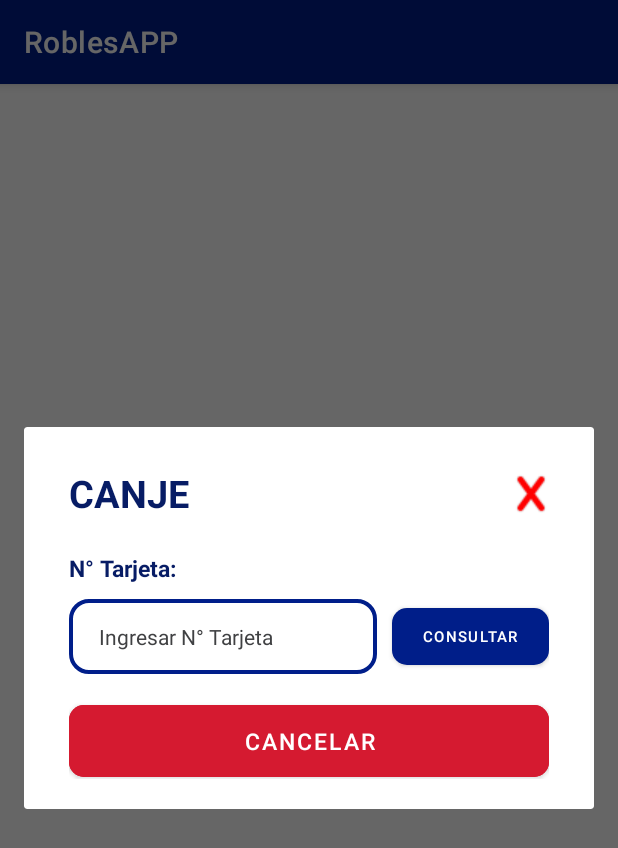
After one commit to melinallacuag/RoblesAPP, an Android app: the fragment CanjeFragment shown on its own in the app's theme, on a phone screen of 412 x 824 dp. The commit adds this screen. Shown: the top 848 px of the screen. Run offline under Robolectric (Android 15) with nearby library versions, the phone set to English and light mode, and no system bars.

Commit message:
modal canje

```diff
--- /dev/null
+++ b/app/src/main/java/com/example/roblesapp/CanjeFragment.kt
@@ -0,0 +1,38 @@
+package com.example.roblesapp
+
+import android.os.Bundle
+import androidx.fragment.app.Fragment
+import android.view.LayoutInflater
+import android.view.View
+import android.view.ViewGroup
+import androidx.fragment.app.DialogFragment
+import kotlinx.android.synthetic.main.fragment_canje.view.*
+import kotlinx.android.synthetic.main.fragment_puntos.view.*
+import kotlinx.android.synthetic.main.fragment_tipo_pago.view.*
+import kotlinx.android.synthetic.main.fragment_tipo_pago.view.btncerrar
+
+
+class CanjeFragment : DialogFragment() {
+
+
+    override fun onCreateView(
+        inflater: LayoutInflater, container: ViewGroup?,
+        savedInstanceState: Bundle?
+    ): View? {
+        // Inflate the layout for this fragment
+        var rootView: View = inflater.inflate(R.layout.fragment_canje,container,false)
+
+
+        rootView.btncerrar.setOnClickListener{
+            dismiss()
+        }
+
+        rootView.btncancelarcanje.setOnClickListener{
+            dismiss()
+        }
+
+        return rootView
+    }
+
+
+}
--- a/app/src/main/java/com/example/roblesapp/FacturaFragment.kt
+++ b/app/src/main/java/com/example/roblesapp/FacturaFragment.kt
@@ -62,6 +62,12 @@ class FacturaFragment : Fragment() {
             showpuntos.setCancelable(false)
         }
 
+        btncanje.setOnClickListener{
+            val showcanje= CanjeFragment()
+            showcanje.show((activity as AppCompatActivity).supportFragmentManager,"Canje")
+            showcanje.setCancelable(false)
+        }
+
         btndetalles.setOnClickListener{
             Navigation.findNavController(view).navigate(R.id.nav_dettalleoperacion)
         }
--- /dev/null
+++ b/app/src/main/res/layout/fragment_canje.xml
@@ -0,0 +1,113 @@
+<?xml version="1.0" encoding="utf-8"?>
+<androidx.constraintlayout.widget.ConstraintLayout xmlns:android="http://schemas.android.com/apk/res/android"
+    xmlns:app="http://schemas.android.com/apk/res-auto"
+    xmlns:tools="http://schemas.android.com/tools"
+    android:layout_width="match_parent"
+    android:layout_height="match_parent"
+    tools:context=".CanjeFragment">
+
+    <LinearLayout
+        android:layout_width="380sp"
+        android:layout_height="wrap_content"
+        android:orientation="vertical"
+        android:paddingStart="30dp"
+        android:paddingTop="20dp"
+        android:paddingEnd="30dp"
+        android:paddingBottom="20dp"
+        app:layout_constraintEnd_toEndOf="parent"
+        app:layout_constraintStart_toStartOf="parent"
+        app:layout_constraintTop_toTopOf="parent">
+
+        <LinearLayout
+            android:layout_width="match_parent"
+            android:layout_height="wrap_content"
+            android:orientation="horizontal">
+
+            <TextView
+                android:layout_width="match_parent"
+                android:layout_height="wrap_content"
+                android:layout_gravity="center"
+                android:layout_weight="1"
+                android:text="CANJE"
+                android:textColor="#071C65"
+                android:textSize="25sp"
+                android:textStyle="bold" />
+
+            <ImageButton
+                android:id="@+id/btncerrar"
+                android:layout_width="wrap_content"
+                android:layout_height="wrap_content"
+                android:layout_gravity="right"
+                android:layout_weight="1"
+                android:background="@android:color/transparent"
+                android:src="@drawable/icon_cerrarx" />
+        </LinearLayout>
+        <TextView
+            android:layout_width="match_parent"
+            android:layout_height="wrap_content"
+            android:layout_marginTop="15sp"
+            android:text="N° Tarjeta:"
+            android:layout_marginBottom="10sp"
+            android:textColor="#071C65"
+            android:textSize="15sp"
+            android:textStyle="bold" />
+
+        <LinearLayout
+            android:layout_width="match_parent"
+            android:layout_height="wrap_content"
+            android:orientation="horizontal"
+            >
+            <EditText
+                android:id="@+id/inputdni"
+                android:layout_width="match_parent"
+                android:layout_height="50sp"
+                android:background="@drawable/input_border"
+                android:hint="Ingresar N° Tarjeta"
+                android:inputType="number"
+                android:paddingLeft="20sp"
+                android:layout_gravity="left"
+                android:textColor="#123456"
+                android:textColorHint="#404143"
+                android:textSize="14sp"
+                android:layout_weight="1"/>
+
+            <Button
+                android:id="@+id/btnrenic"
+                android:layout_width="220sp"
+                android:layout_height="50sp"
+                android:layout_marginStart="10sp"
+                android:text="Consultar"
+                android:layout_gravity="right"
+                android:textSize="10sp"
+                android:layout_weight="1"
+                app:cornerRadius="10sp"/>
+
+        </LinearLayout>
+
+
+        <LinearLayout
+            android:layout_width="match_parent"
+            android:layout_height="wrap_content"
+            android:orientation="horizontal">
+
+            <Button
+                android:id="@+id/btncancelarcanje"
+                android:layout_width="wrap_content"
+                android:layout_height="60sp"
+                android:layout_gravity="center"
+                android:layout_marginTop="10sp"
+                android:layout_weight="1"
+                android:backgroundTint="#D51A30"
+                android:text="Cancelar"
+                android:textAllCaps="true"
+                android:textColor="#fff"
+                android:textSize="15sp"
+                app:cornerRadius="10sp" />
+
+
+        </LinearLayout>
+
+
+    </LinearLayout>
+
+</androidx.constraintlayout.widget.ConstraintLayout>
```
